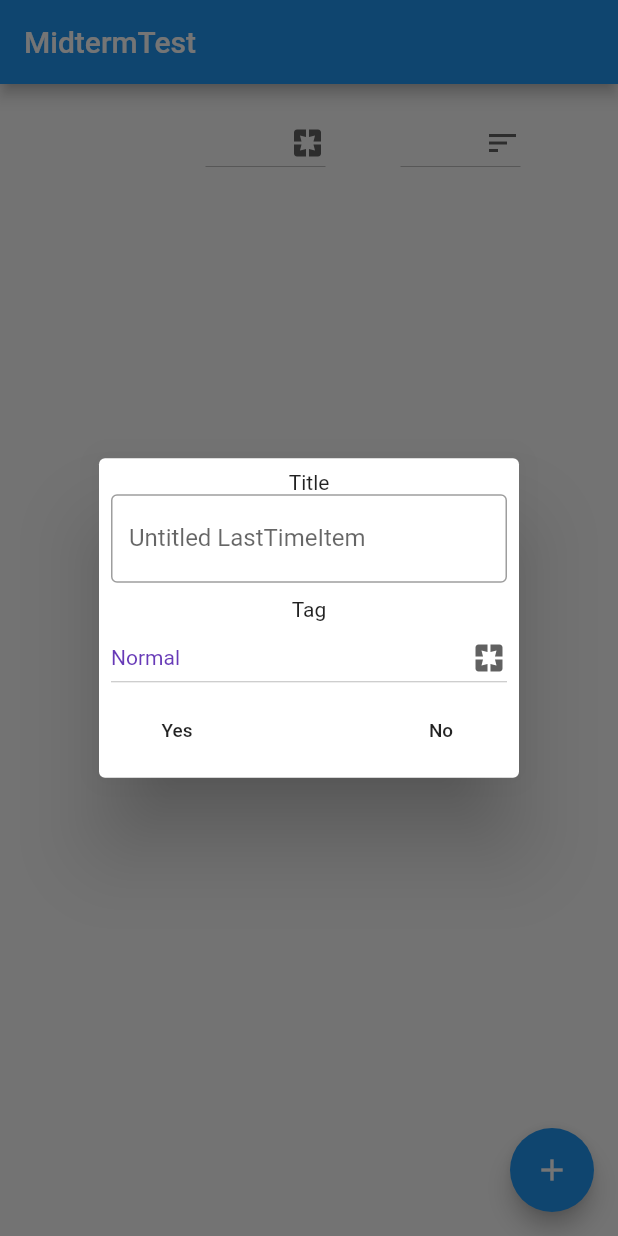
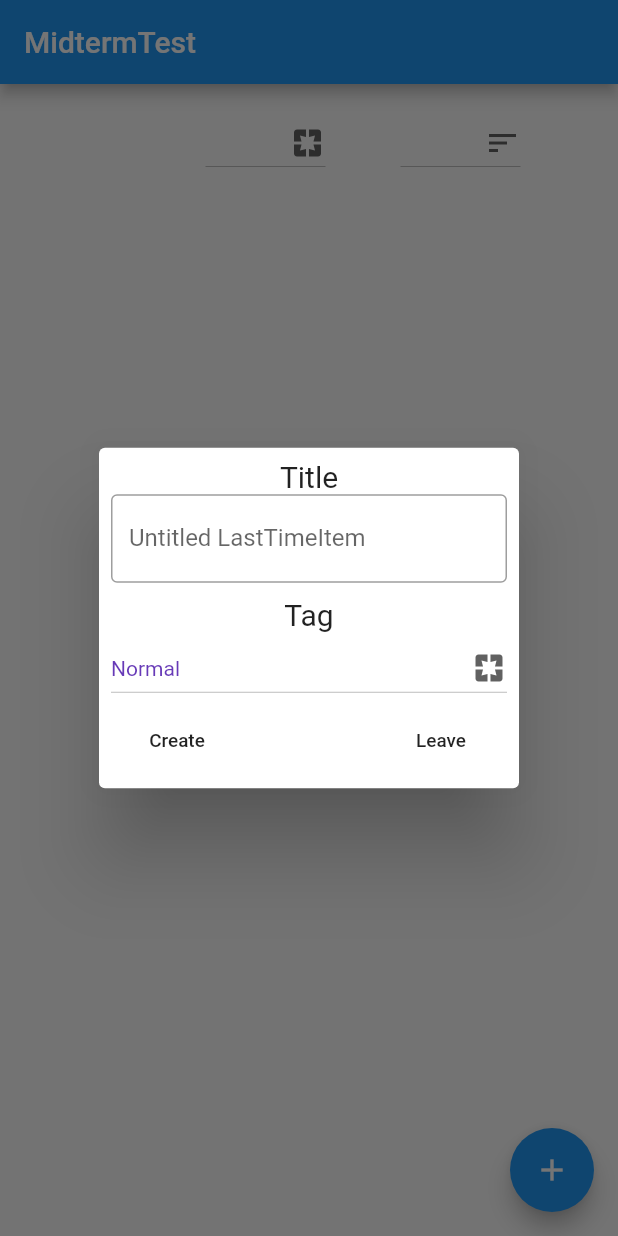
Before and after one commit to 6210110297/240-438_midterm, a Flutter app: the screen it shows after launch, after a tap on the "add" icon, on a phone screen of 412 x 824 dp. Run offline on Flutter 3.47's test engine with Material 2 defaults, Android fonts, the phone set to English and light mode, and no system bars; our stand-ins replace hive, hive_flutter; accounts and stored records are empty.

Commit message:
change UI a bit

```diff
--- a/lib/pages/last_time_page.dart
+++ b/lib/pages/last_time_page.dart
@@ -239,7 +239,10 @@ class _LastTimePageState extends State<LastTimePage> {
           actions: <Widget>[
             Column(
               children: [
-                Text('Title'),
+                Text(
+                  'Title',
+                  style: TextStyle(fontSize: 20),
+                ),
                 TextField(
                   decoration: InputDecoration(
                     border: OutlineInputBorder(),
@@ -253,7 +256,7 @@ class _LastTimePageState extends State<LastTimePage> {
                 SizedBox(
                   height: 10,
                 ),
-                Text('Tag'),
+                Text('Tag', style: TextStyle(fontSize: 20)),
                 DropdownButton<String>(
                   value: newLastTime.tag,
                   icon: const Icon(Icons.pages),
@@ -277,7 +280,7 @@ class _LastTimePageState extends State<LastTimePage> {
                   children: [
                     FlatButton(
                       child: new Text(
-                        "Yes",
+                        "Create",
                         textScaleFactor: 0.9,
                       ),
                       onPressed: () {
@@ -287,7 +290,7 @@ class _LastTimePageState extends State<LastTimePage> {
                     ),
                     FlatButton(
                       child: new Text(
-                        "No",
+                        "Leave",
                         textScaleFactor: 0.9,
                       ),
                       onPressed: () {
```
